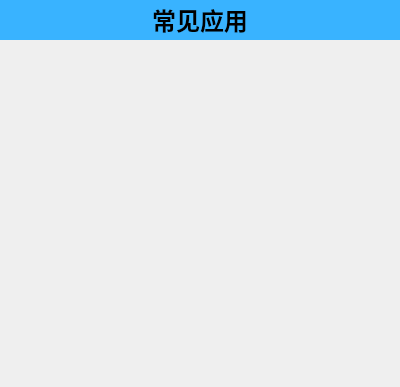
Above: widgets/AppWidget.ui from wps139hf/app before the change. Below: the same form after it.
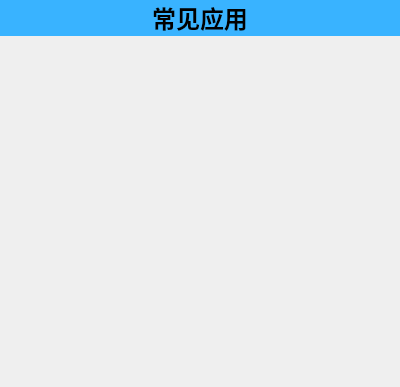
That is the form after the change. Custom widgets are drawn as their Qt base class.

Patch:
```diff
--- a/widgets/AppWidget.ui
+++ b/widgets/AppWidget.ui
@@ -23,12 +23,15 @@
    <property name="rightMargin">
     <number>0</number>
    </property>
+   <property name="bottomMargin">
+    <number>0</number>
+   </property>
    <item>
     <widget class="QLabel" name="title">
      <property name="minimumSize">
       <size>
        <width>0</width>
-       <height>40</height>
+       <height>0</height>
       </size>
      </property>
      <property name="font">
@@ -56,7 +59,7 @@
       <number>15</number>
      </property>
      <property name="topMargin">
-      <number>20</number>
+      <number>10</number>
      </property>
      <property name="rightMargin">
       <number>15</number>
@@ -64,15 +67,18 @@
      <property name="bottomMargin">
       <number>15</number>
      </property>
-     <property name="spacing">
+     <property name="horizontalSpacing">
       <number>15</number>
      </property>
+     <property name="verticalSpacing">
+      <number>20</number>
+     </property>
      <item row="1" column="1">
       <widget class="StyledButton" name="btnAsset" native="true">
        <property name="minimumSize">
         <size>
-         <width>70</width>
-         <height>70</height>
+         <width>60</width>
+         <height>60</height>
         </size>
        </property>
        <property name="styleSheet">
@@ -84,8 +90,8 @@
       <widget class="StyledButton" name="btnRepair" native="true">
        <property name="minimumSize">
         <size>
-         <width>70</width>
-         <height>70</height>
+         <width>75</width>
+         <height>75</height>
         </size>
        </property>
        <property name="styleSheet">
@@ -97,8 +103,8 @@
       <widget class="StyledButton" name="btnBuy" native="true">
        <property name="minimumSize">
         <size>
-         <width>70</width>
-         <height>70</height>
+         <width>60</width>
+         <height>60</height>
         </size>
        </property>
        <property name="styleSheet">
@@ -110,8 +116,8 @@
       <widget class="StyledButton" name="btnCar" native="true">
        <property name="minimumSize">
         <size>
-         <width>70</width>
-         <height>70</height>
+         <width>80</width>
+         <height>80</height>
         </size>
        </property>
        <property name="styleSheet">
@@ -123,8 +129,8 @@
       <widget class="StyledButton" name="btnRoom" native="true">
        <property name="minimumSize">
         <size>
-         <width>70</width>
-         <height>70</height>
+         <width>80</width>
+         <height>80</height>
         </size>
        </property>
        <property name="styleSheet">
@@ -136,8 +142,8 @@
       <widget class="StyledButton" name="btnPrint" native="true">
        <property name="minimumSize">
         <size>
-         <width>70</width>
-         <height>70</height>
+         <width>60</width>
+         <height>60</height>
         </size>
        </property>
        <property name="styleSheet">
```
